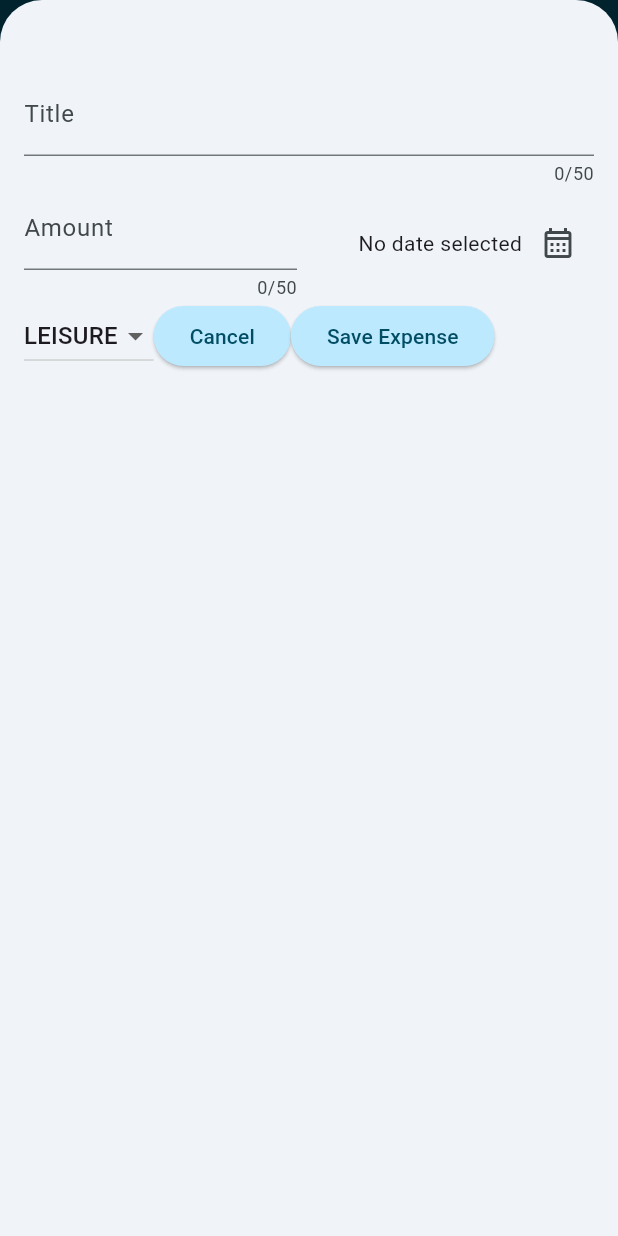
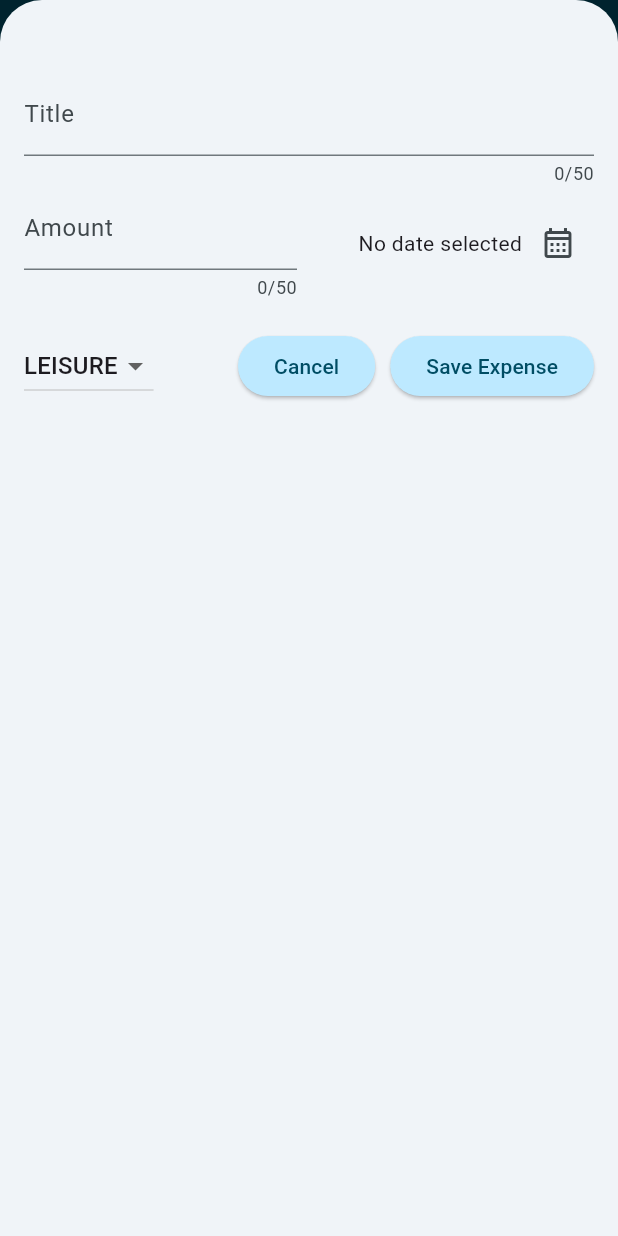
Before and after one commit to symphatixe/finance_app, a Flutter app: the screen it shows after launch, after a tap on the "add box" icon, on a phone screen of 412 x 824 dp. Run offline on Flutter 3.47's test engine with Material 3 defaults, Android fonts, the phone set to English and light mode, and no system bars.

Commit message:
Final Tweaks for Responsiveness

```diff
--- a/lib/widgets/expenses.dart
+++ b/lib/widgets/expenses.dart
@@ -16,6 +16,7 @@ class Expenses extends StatefulWidget{
 class _ExpensesState extends State<Expenses>{
   void _openAddExpenseOverlay() {
     showModalBottomSheet(
+      useSafeArea: true,
       isScrollControlled: true,
       context: context,
       builder: (ctx) => NewExpense(onAddExpense: _addExpense),
@@ -77,6 +78,8 @@ class _ExpensesState extends State<Expenses>{
       mainContent = ExpensesList(expenses: _registeredExpenses, onRemoveExpense: _removeExpense);
     }
 
+    var width = MediaQuery.of(context).size.width;
+
     return Scaffold(
       appBar: AppBar(
         title: const Text('Vadim\'s Cool Expense Tracker'),
@@ -87,10 +90,24 @@ class _ExpensesState extends State<Expenses>{
           ),
         ],
       ),
-      body: Column(
+      body: width < 600 ?
+        Column(
           children: [
             Chart(
               expenses: _registeredExpenses
+            ),
+            Expanded(
+              child: mainContent
+            ),
+          ],
+        )
+        :
+        Row(
+          children: [
+            Expanded(
+              child: Chart(
+                expenses: _registeredExpenses
+              ),
             ),
             Expanded(
               child: mainContent
--- a/lib/widgets/new_expense.dart
+++ b/lib/widgets/new_expense.dart
@@ -1,6 +1,9 @@
 import 'package:flutter/material.dart';
 import 'package:finance_app/models/expense.dart';
 import 'package:intl/intl.dart';
+import 'package:flutter/cupertino.dart';
+
+import 'dart:io';
 
 final formatter = DateFormat.yMd();
 
@@ -49,6 +52,22 @@ class _NewExpenseState extends State<NewExpense> {
     final enteredAmount = double.tryParse(_amountController.text);
     final amountIsInvalid = enteredAmount == null || enteredAmount <= 0;
     if (_titleController.text.trim().isEmpty || amountIsInvalid || _selectedDate == null){
+
+      if (Platform.isIOS){
+        showCupertinoDialog(context: context, builder: (ctx) => CupertinoAlertDialog(
+          title: const Text("Invalid Input"),
+          content: const Text("Please make sure a valid title, amount, date, and category were entered."),
+          actions: [
+            TextButton(
+              onPressed: () {
+                Navigator.pop(ctx);
+              },
+              child: const Text("Close")
+            ),
+          ],
+        ));
+      }
+      else {
         showDialog(context: context, builder: (ctx) => AlertDialog(
           title: const Text("Invalid Input"),
           content: const Text("Please make sure a valid title, amount, date, and category were entered."),
@@ -60,8 +79,8 @@ class _NewExpenseState extends State<NewExpense> {
               child: const Text("Close")
             ),
           ],
-      )
-    );
+        ));
+      }
       return;
     }
 
@@ -77,25 +96,61 @@ class _NewExpenseState extends State<NewExpense> {
 
   @override
   Widget build(BuildContext context) {
-    return Padding(
-      padding: const EdgeInsets.fromLTRB(16, 48, 16, 48),
+    final keyboardSpace = MediaQuery.of(context).viewInsets.bottom;
+
+    return LayoutBuilder(builder: (ctx, constraints) {
+      final width = constraints.maxWidth;
+
+      return SizedBox(
+      height: double.infinity,
+
+      child: SingleChildScrollView(
+        padding: EdgeInsets.fromLTRB(16, 48, 16, keyboardSpace + 16),
         child: Column(
+          crossAxisAlignment: CrossAxisAlignment.start,
           children: [
+            if (width >= 600)
               Row(
+                crossAxisAlignment: CrossAxisAlignment.start,
                 children: [
                   Expanded(
                     child: TextField(
                       controller: _titleController,
                       maxLength: 50,
                       keyboardType: TextInputType.name,
-                  decoration: InputDecoration(
+                      decoration: const InputDecoration(
                         label: Text("Title")
                       ),
                     ),
-              )
-            ],
                   ),
 
+                  const SizedBox(width: 24),
+
+                  Expanded(
+                  child: TextField(
+                    controller: _amountController,
+                    maxLength: 50,
+                    keyboardType: TextInputType.number,
+                    decoration: InputDecoration(
+                      prefixText: "\$ ",
+                      label: Text("Amount")
+                    ),
+                  ),
+                ),
+                ]
+              )
+            else
+              TextField(
+                controller: _titleController,
+                maxLength: 50,
+                keyboardType: TextInputType.name,
+                decoration: const InputDecoration(
+                  label: Text("Title")
+                ),
+              ),
+
+
+            if (width < 600)
               Row(
                 children: [
                   Expanded(
@@ -103,7 +158,7 @@ class _NewExpenseState extends State<NewExpense> {
                       controller: _amountController,
                       maxLength: 50,
                       keyboardType: TextInputType.number,
-                  decoration: InputDecoration(
+                      decoration: const InputDecoration(
                         prefixText: "\$ ",
                         label: Text("Amount")
                       ),
@@ -120,7 +175,8 @@ class _NewExpenseState extends State<NewExpense> {
                       Text(
                         _selectedDate == null
                         ? "No date selected"
-                      : formatter.format(_selectedDate!)),
+                        : formatter.format(_selectedDate!)
+                      ),
                       IconButton(
                         onPressed: _presentDatePicker,
                         icon: const Icon(Icons.calendar_month_outlined),
@@ -131,6 +187,10 @@ class _NewExpenseState extends State<NewExpense> {
               ],
             ),
 
+            const SizedBox(height: 20),
+
+
+            if (width >= 600)
               Row(
                 children: [
                   DropdownButton(
@@ -152,20 +212,91 @@ class _NewExpenseState extends State<NewExpense> {
                     }
                   ),
 
+                  const SizedBox(width: 16),
+
+                  Expanded(
+                    child: Row(
+                      mainAxisAlignment: MainAxisAlignment.end,
+                      crossAxisAlignment: CrossAxisAlignment.center,
+                      children: [
+                        Text(
+                          _selectedDate == null
+                          ? "No date selected"
+                          : formatter.format(_selectedDate!)
+                        ),
+                        IconButton(
+                          onPressed: _presentDatePicker,
+                          icon: const Icon(Icons.calendar_month_outlined),
+                        ),
+                      ],
+                    ),
+                  ),
+                ]
+              ),
+
+
+            if (width>= 600)
+              Row(
+                children: [
+                  const Spacer(),
                   ElevatedButton(
                     onPressed: () {
                       Navigator.pop(context);
                     },
                     child: const Text("Cancel"),
                   ),
+
+                  const SizedBox(width: 10),
+
                   ElevatedButton(
                     onPressed: _submitExpenseData,
                     child: const Text("Save Expense"),
                   )
                 ],
               )
-        ],
+            else
+              Row(
+                children: [
+                  DropdownButton(
+                    value: _selectedCategory,
+                    items: Category.values.map(
+                      (category) => DropdownMenuItem(
+                        value: category,
+                        child: Text(category.name.toUpperCase())
+                      )
+                    ).toList(),
+
+                  onChanged: (value) {
+                      if (value == null) {
+                          return;
+                      }
+                      setState(() {
+                        _selectedCategory = value;
+                      });
+                    }
+                  ),
+
+
+                  const Spacer(),
+                  ElevatedButton(
+                    onPressed: () {
+                      Navigator.pop(context);
+                    },
+                    child: const Text("Cancel"),
+                  ),
+
+                  const SizedBox(width: 10),
+
+                  ElevatedButton(
+                    onPressed: _submitExpenseData,
+                    child: const Text("Save Expense"),
+                  )
+                ]
+              )
+          ]
+        ),
       ),
       );
+    });
   }
 }
```
Also changed, not shown: 4 other files. Lines whose indentation alone changed are shown as unchanged.
